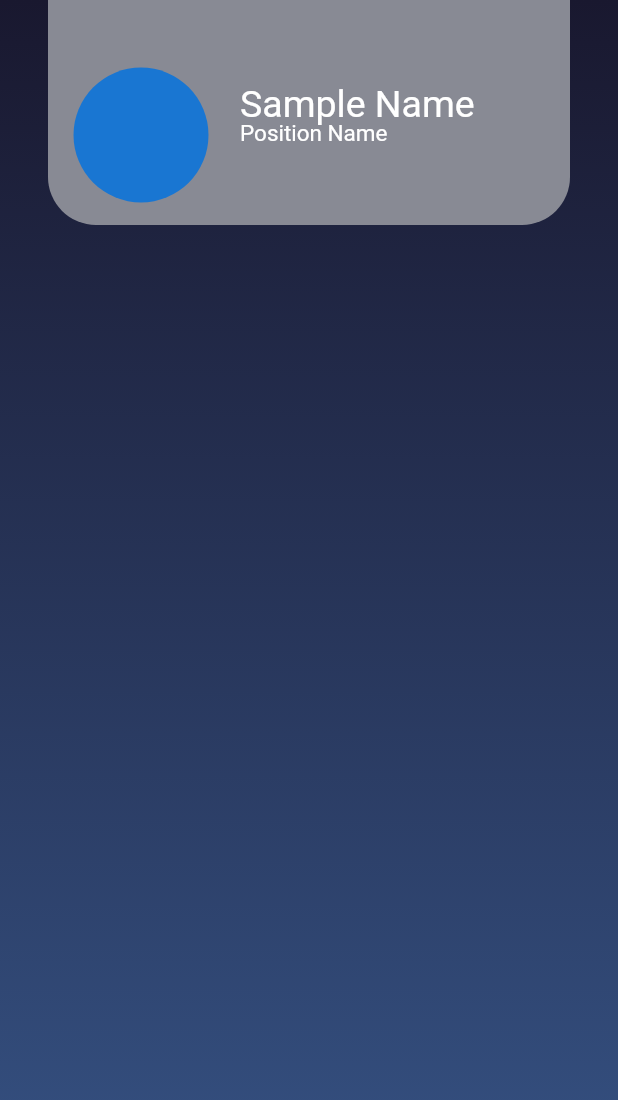
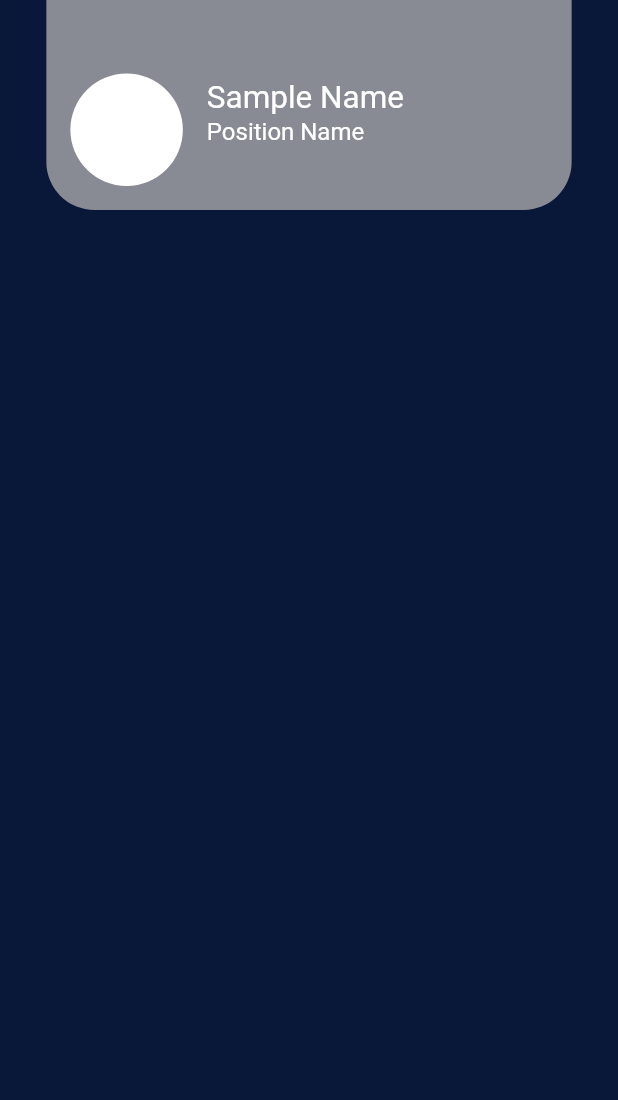
Before and after one commit to sGurkaran/concluder, a Flutter app: the screen it shows after launch, on a phone screen of 412 x 824 dp. Shown: the top 1100 px of the screen. Run offline on Flutter 3.47's test engine with Material 2 defaults, Android fonts, the phone set to English and light mode, and no system bars.

Commit message:
Top Panel - GS

```diff
--- /dev/null
+++ b/lib/components/topPanel.dart
@@ -0,0 +1,65 @@
+import 'package:flutter/material.dart';
+
+class TopPanel extends StatelessWidget {
+  @override
+  Widget build(BuildContext context) {
+    return Container(
+      height: 140,
+      decoration: BoxDecoration(
+        color: Color(0xFF888A94),
+        borderRadius:
+            BorderRadiusDirectional.vertical(bottom: Radius.circular(32.0)),
+      ),
+      child: Row(
+        children: <Widget>[CircleImage(), NameAndPosition()],
+      ),
+    );
+  }
+}
+
+class CircleImage extends StatelessWidget {
+  @override
+  Widget build(BuildContext context) {
+    return Align(
+      alignment: Alignment.bottomLeft,
+      child: Container(
+        width: 75,
+        height: 75,
+        margin: const EdgeInsets.only(left: 16.0, bottom: 16.0),
+        decoration: BoxDecoration(
+          borderRadius: BorderRadius.circular(50),
+          color: Colors.white,
+        ),
+      ),
+    );
+  }
+}
+
+class NameAndPosition extends StatelessWidget {
+  @override
+  Widget build(BuildContext context) {
+    return Container(
+      margin: const EdgeInsets.only(left: 16.0, top: 10.0),
+      child: Column(
+        crossAxisAlignment: CrossAxisAlignment.start,
+        mainAxisAlignment: MainAxisAlignment.center,
+        children: <Widget>[
+          Text(
+            'Sample Name',
+            style: TextStyle(
+              fontSize: 21,
+              color: Colors.white,
+            ),
+          ),
+          Text(
+            'Position Name',
+            style: TextStyle(
+              fontSize: 16,
+              color: Colors.white,
+            ),
+          ),
+        ],
+      ),
+    );
+  }
+}
--- a/lib/main.dart
+++ b/lib/main.dart
@@ -1,6 +1,5 @@
 import 'package:flutter/material.dart';
-import 'backGround.dart';
-import 'topPanel.dart';
+import 'components/topPanel.dart';
 
 void main() => runApp(MyApp());
 
@@ -23,12 +22,25 @@ class _DashBoardState extends State<DashBoard> {
   @override
   Widget build(BuildContext context) {
     return Scaffold(
-      body: Stack(
-          children: <Widget>[
-            BackGradient(),
-            TopPanel(),
-          ]
-        ),
-      );
+      body: MainView(),
+      backgroundColor: Color(0xFF091839),
+    );
   }
 }
+
+class MainView extends StatelessWidget {
+  @override
+  Widget build(BuildContext context) {
+    return Align(
+      alignment: Alignment.center,
+      child: Column(
+        children: <Widget>[
+          FractionallySizedBox(
+            child: TopPanel(),
+            widthFactor: 0.85,
+          ),
+        ],
+      ),
+    );
+  }
+}
--- a/lib/topPanel.dart
+++ /dev/null
@@ -1,80 +0,0 @@
-import 'package:flutter/material.dart';
-
-class TopPanel extends StatelessWidget {
-  @override
-  Widget build(BuildContext context) {
-    return Stack(
-      children: <Widget>[
-        TopContainer(),
-        CircleImage(),
-        Name(),
-        PositionName(),
-      ],
-    );
-  }
-}
-
-class TopContainer extends StatelessWidget {
-
-  @override
-  Widget build(BuildContext context) {
-    return Positioned(
-      left: 32,
-      right: 32,
-      child: Container(
-        height: 150,
-        width: double.infinity,
-        decoration: BoxDecoration(
-          color: Color(0xFF888A94),
-          borderRadius: BorderRadiusDirectional.vertical(
-            bottom: Radius.circular(32.0),
-          ),
-        ),
-      ),
-    );
-  }
-}
-
-class CircleImage extends StatelessWidget {
-
-  @override
-  Widget build(BuildContext context) {
-    return Positioned(
-      top: 45,
-      left: 49,
-      child: CircleAvatar(
-        radius: 45,
-      ),
-    );
-  }
-}
-
-class Name extends StatelessWidget{
-  @override
-  Widget build(BuildContext context) {
-     return Positioned(
-       top: 55,
-       left: 160,
-       child: Text('Sample Name',
-       style: TextStyle(
-         fontSize: 25,
-         color: Colors.white,
-       ),
-       ),
-     );
-  }
-}
-
-class PositionName extends StatelessWidget{
-  @override
-  Widget build(BuildContext context) {
-      return Positioned(
-        top: 80,
-        left: 160,
-        child: Text('Position Name',
-      style: TextStyle(
-        fontSize: 15,
-        color: Colors.white,
-      ),),);
-  }
-}
```
Also changed, not shown: backGround.dart (renamed from lib/backGround.dart), 1 other file.
